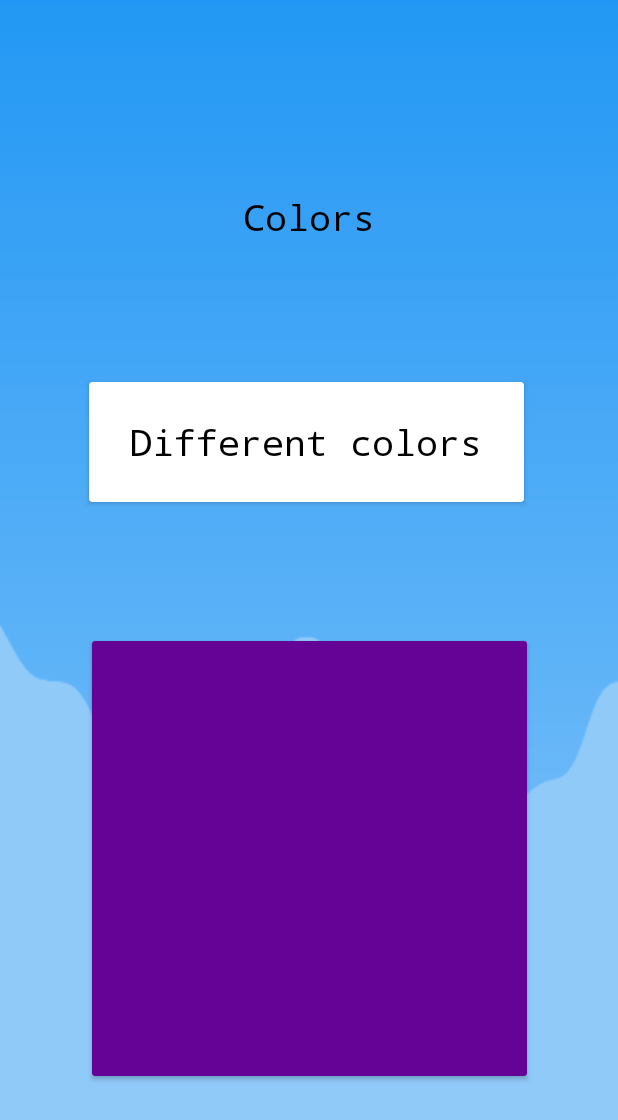
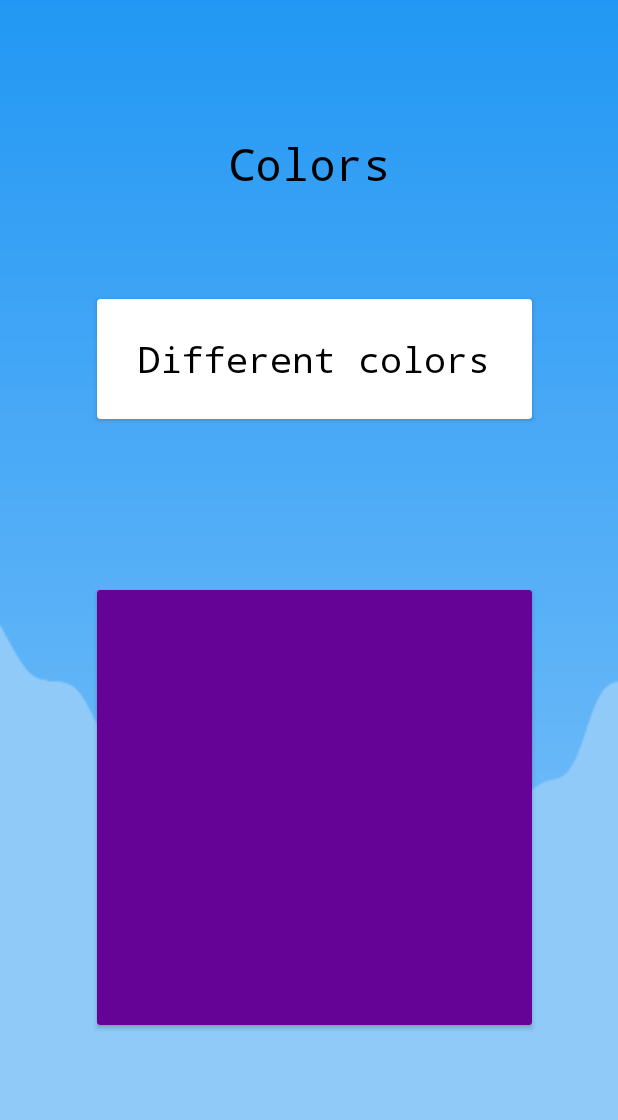
Before and after one commit to adityakulkarnikv1/Hearingaid-Application, an Android app: the Learn_Level_One screen opened directly, with no data from a screen before it, on a phone screen of 412 x 824 dp. Shown: the top 1120 px of the screen. Run offline under Robolectric (Android 15) with nearby library versions, the phone set to English and light mode, and no system bars.

Commit message:
Sample color: Minor details

```diff
--- a/app/src/main/res/layout/activity_learn__level__one.xml
+++ b/app/src/main/res/layout/activity_learn__level__one.xml
@@ -14,10 +14,10 @@
         android:layout_height="80dp"
         app:layout_constraintBottom_toBottomOf="parent"
         app:layout_constraintEnd_toEndOf="parent"
-        app:layout_constraintHorizontal_bias="0.488"
+        app:layout_constraintHorizontal_bias="0.528"
         app:layout_constraintStart_toStartOf="parent"
         app:layout_constraintTop_toTopOf="parent"
-        app:layout_constraintVertical_bias="0.342">
+        app:layout_constraintVertical_bias="0.268">
 
         <TextView
             android:id="@+id/textView5"
@@ -37,23 +37,23 @@
         android:gravity="center"
         android:text="Colors"
         android:textColor="#000"
-        android:textSize="24sp"
+        android:textSize="30sp"
         app:fontFamily="monospace"
         app:layout_constraintBottom_toBottomOf="parent"
         app:layout_constraintEnd_toEndOf="parent"
         app:layout_constraintStart_toStartOf="parent"
         app:layout_constraintTop_toTopOf="parent"
-        app:layout_constraintVertical_bias="0.153" />
+        app:layout_constraintVertical_bias="0.107" />
 
     <android.support.v7.widget.CardView
         android:layout_width="290dp"
         android:layout_height="290dp"
         app:layout_constraintBottom_toBottomOf="parent"
         app:layout_constraintEnd_toEndOf="parent"
-        app:layout_constraintHorizontal_bias="0.504"
+        app:layout_constraintHorizontal_bias="0.528"
         app:layout_constraintStart_toStartOf="parent"
         app:layout_constraintTop_toTopOf="parent"
-        app:layout_constraintVertical_bias="0.8" >
+        app:layout_constraintVertical_bias="0.736">
 
         <ImageView
             android:id="@+id/imageView"
```
